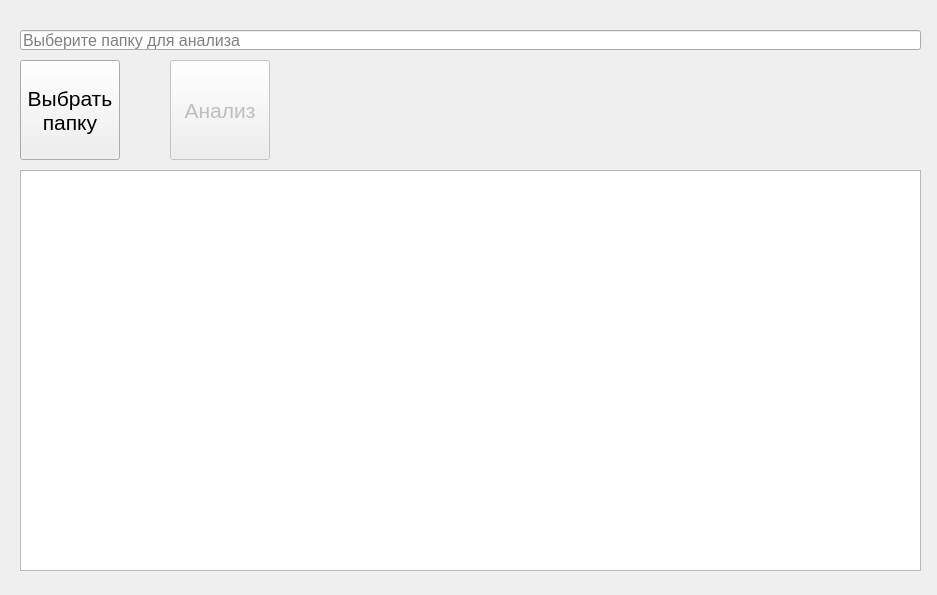
The window that user_interface.ui (xoreutns/Etalonizer) describes before a commit, drawn with Qt 5.
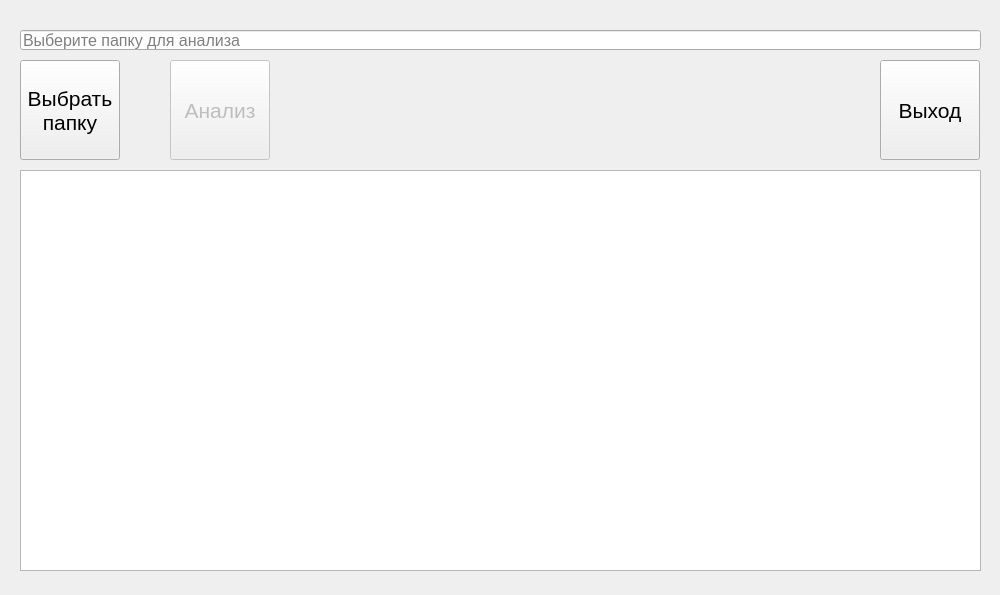
The same window after the commit.

Commit message: added button Exit, prohibit window resizing

The edit to the form file:
```diff
--- a/user_interface.ui
+++ b/user_interface.ui
@@ -6,12 +6,24 @@
    <rect>
     <x>0</x>
     <y>0</y>
-    <width>937</width>
+    <width>1000</width>
     <height>595</height>
    </rect>
   </property>
+  <property name="sizePolicy">
+   <sizepolicy hsizetype="Fixed" vsizetype="Fixed">
+    <horstretch>0</horstretch>
+    <verstretch>0</verstretch>
+   </sizepolicy>
+  </property>
   <property name="windowTitle">
-   <string>MainWindow</string>
+   <string>Обработка файлов эталонизатора</string>
+  </property>
+  <property name="iconSize">
+   <size>
+    <width>24</width>
+    <height>24</height>
+   </size>
   </property>
   <property name="toolButtonStyle">
    <enum>Qt::ToolButtonIconOnly</enum>
@@ -28,7 +40,7 @@
      <rect>
       <x>20</x>
       <y>30</y>
-      <width>901</width>
+      <width>961</width>
       <height>20</height>
      </rect>
     </property>
@@ -99,11 +111,34 @@
      <rect>
       <x>20</x>
       <y>170</y>
-      <width>901</width>
+      <width>961</width>
       <height>401</height>
      </rect>
     </property>
    </widget>
+   <widget class="QPushButton" name="btn_exit">
+    <property name="geometry">
+     <rect>
+      <x>880</x>
+      <y>60</y>
+      <width>100</width>
+      <height>100</height>
+     </rect>
+    </property>
+    <property name="font">
+     <font>
+      <family>Arial</family>
+      <pointsize>16</pointsize>
+      <stylestrategy>PreferDefault</stylestrategy>
+     </font>
+    </property>
+    <property name="text">
+     <string>Выход</string>
+    </property>
+    <property name="flat">
+     <bool>false</bool>
+    </property>
+   </widget>
   </widget>
  </widget>
  <resources/>
```
The commit also changes 7 other files.
